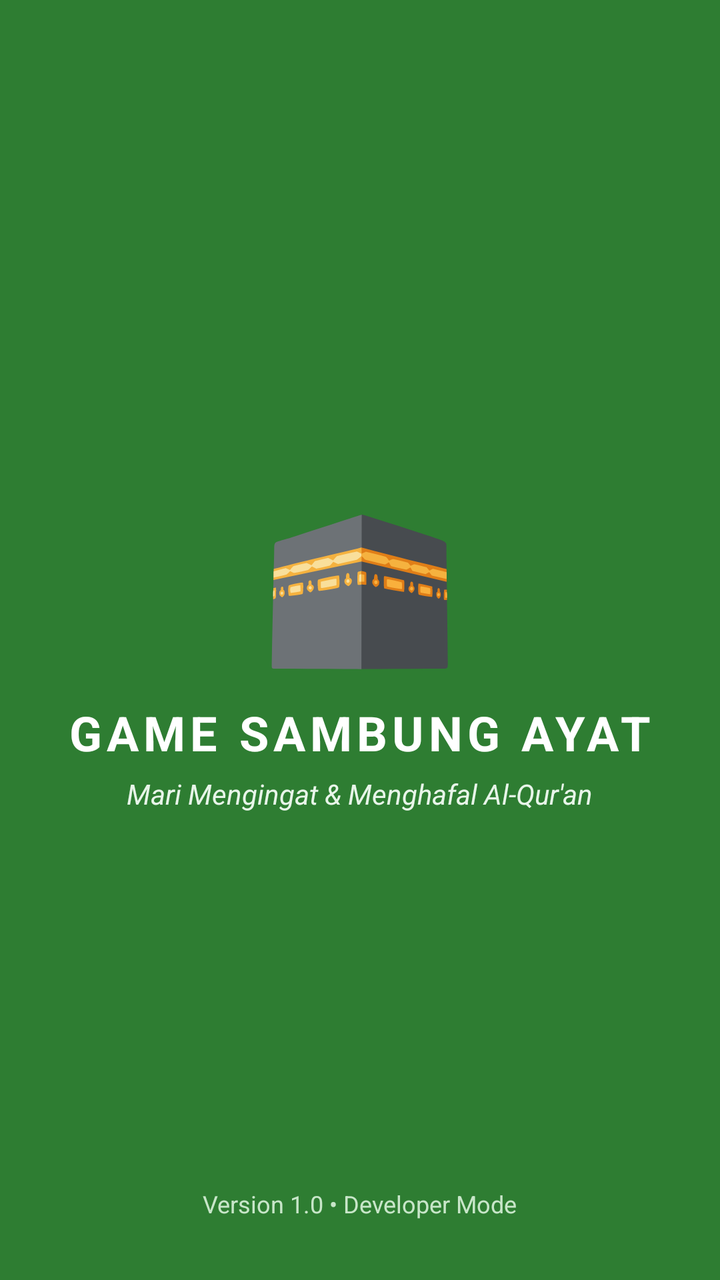
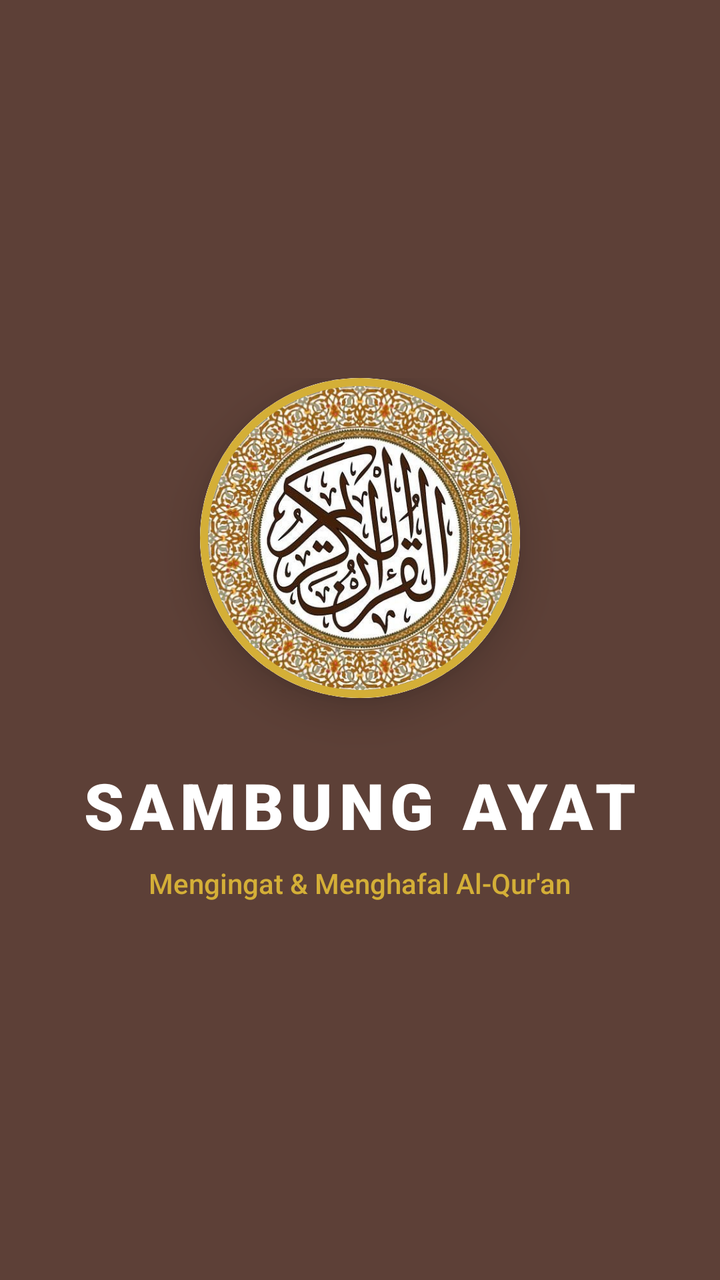

Before-and-after screenshots of an Android layout around one commit, followed by the original layout XML and the change that was made.
<!-- AndroidManifest.xml: application theme Theme.SambungAyat -->
<!-- res/layout/activity_splash.xml -->
<?xml version="1.0" encoding="utf-8"?>
<RelativeLayout xmlns:android="http://schemas.android.com/apk/res/android"
    android:layout_width="match_parent"
    android:layout_height="match_parent"
    android:background="#2E7D32">

    <LinearLayout
        android:layout_width="wrap_content"
        android:layout_height="wrap_content"
        android:orientation="vertical"
        android:layout_centerInParent="true"
        android:gravity="center">

        <TextView
            android:layout_width="wrap_content"
            android:layout_height="wrap_content"
            android:text="🕋"
            android:textSize="80sp"
            android:layout_marginBottom="10dp"/>

        <TextView
            android:layout_width="wrap_content"
            android:layout_height="wrap_content"
            android:text="GAME SAMBUNG AYAT"
            android:textColor="#FFFFFF"
            android:textSize="24sp"
            android:textStyle="bold"
            android:letterSpacing="0.1"/>

        <TextView
            android:layout_width="wrap_content"
            android:layout_height="wrap_content"
            android:text="Mari Mengingat &amp; Menghafal Al-Qur'an"
            android:textColor="#E8F5E9"
            android:textSize="14sp"
            android:layout_marginTop="5dp"
            android:textStyle="italic"/>
    </LinearLayout>

    <TextView
        android:layout_width="wrap_content"
        android:layout_height="wrap_content"
        android:layout_alignParentBottom="true"
        android:layout_centerHorizontal="true"
        android:layout_marginBottom="30dp"
        android:text="Version 1.0 • Developer Mode"
        android:textColor="#C8E6C9"
        android:textSize="12sp" />

</RelativeLayout>
<!-- resources referenced by this layout -->
<resources>
  <style name="Theme.SambungAyat" parent="Base.Theme.SambungAyat" />
  <style name="Base.Theme.SambungAyat" parent="Theme.Material3.DayNight.NoActionBar">
          
          
      </style>
</resources>

<!-- the commit's change to res/layout/activity_splash.xml (unified diff, before → after) -->
@@ -1,8 +1,9 @@
 <?xml version="1.0" encoding="utf-8"?>
 <RelativeLayout xmlns:android="http://schemas.android.com/apk/res/android"
+    xmlns:app="http://schemas.android.com/apk/res-auto"
     android:layout_width="match_parent"
     android:layout_height="match_parent"
-    android:background="#2E7D32">
+    android:background="@color/primary">
 
     <LinearLayout
         android:layout_width="wrap_content"
@@ -11,40 +12,49 @@
         android:layout_centerInParent="true"
         android:gravity="center">
 
-        <TextView
-            android:layout_width="wrap_content"
-            android:layout_height="wrap_content"
-            android:text="🕋"
-            android:textSize="80sp"
-            android:layout_marginBottom="10dp"/>
+        <com.google.android.material.card.MaterialCardView
+            android:layout_width="160dp"
+            android:layout_height="160dp"
+            app:cardCornerRadius="80dp"
+            app:cardElevation="12dp"
+            app:strokeColor="@color/secondary"
+            app:strokeWidth="4dp"
+            app:cardBackgroundColor="#FFFFFF">
+
+            <ImageView
+                android:layout_width="match_parent"
+                android:layout_height="match_parent"
+                android:padding="0dp"
+                android:scaleType="centerCrop"
+                android:src="@drawable/logo_quran" />
+        </com.google.android.material.card.MaterialCardView>
 
         <TextView
             android:layout_width="wrap_content"
             android:layout_height="wrap_content"
-            android:text="GAME SAMBUNG AYAT"
+            android:layout_marginTop="32dp"
+            android:text="SAMBUNG AYAT"
             android:textColor="#FFFFFF"
-            android:textSize="24sp"
-            android:textStyle="bold"
+            android:textSize="32sp"
+            android:fontFamily="sans-serif-black"
             android:letterSpacing="0.1"/>
 
         <TextView
             android:layout_width="wrap_content"
             android:layout_height="wrap_content"
-            android:text="Mari Mengingat &amp; Menghafal Al-Qur'an"
-            android:textColor="#E8F5E9"
+            android:text="Mengingat &amp; Menghafal Al-Qur'an"
+            android:textColor="@color/secondary"
             android:textSize="14sp"
-            android:layout_marginTop="5dp"
-            android:textStyle="italic"/>
+            android:layout_marginTop="8dp"
+            android:fontFamily="sans-serif-medium"/>
     </LinearLayout>
 
-    <TextView
-        android:layout_width="wrap_content"
-        android:layout_height="wrap_content"
+    <ProgressBar
+        android:layout_width="32dp"
+        android:layout_height="32dp"
         android:layout_alignParentBottom="true"
         android:layout_centerHorizontal="true"
-        android:layout_marginBottom="30dp"
-        android:text="Version 1.0 • Developer Mode"
-        android:textColor="#C8E6C9"
-        android:textSize="12sp" />
+        android:layout_marginBottom="60dp"
+        android:indeterminateTint="@color/secondary" />
 
 </RelativeLayout>
<!-- resource entries referenced after the edit -->
@@ -1,9 +1,29 @@
 <!-- resources referenced by this layout -->
 <resources>
+  <color name="primary">#5D4037</color>
+  <color name="secondary">#D4AF37</color>
+  <!-- drawable logo_quran: jpg bitmap (drawable, 73877 bytes) -->
   <style name="Theme.SambungAyat" parent="Base.Theme.SambungAyat" />
   <style name="Base.Theme.SambungAyat" parent="Theme.Material3.DayNight.NoActionBar">
           
+          <item name="colorPrimary">@color/primary</item>
+          <item name="colorOnPrimary">@color/white</item>
+          <item name="colorPrimaryContainer">@color/primary_container</item>
+          <item name="colorOnPrimaryContainer">@color/text_main</item>
+  
           
+          <item name="colorSecondary">@color/secondary</item>
+          <item name="colorOnSecondary">@color/white</item>
+  
+          
+          <item name="colorAccent">@color/primary</item>
+          <item name="android:statusBarColor">@color/primary</item>
+  
+          
+          <item name="materialButtonStyle">@style/Widget.Material3.Button</item>
       </style>
+  <color name="white">#FFFFFF</color>
+  <color name="primary_container">#EFEBE9</color>
+  <color name="text_main">#3E2723</color>
 </resources>
 
